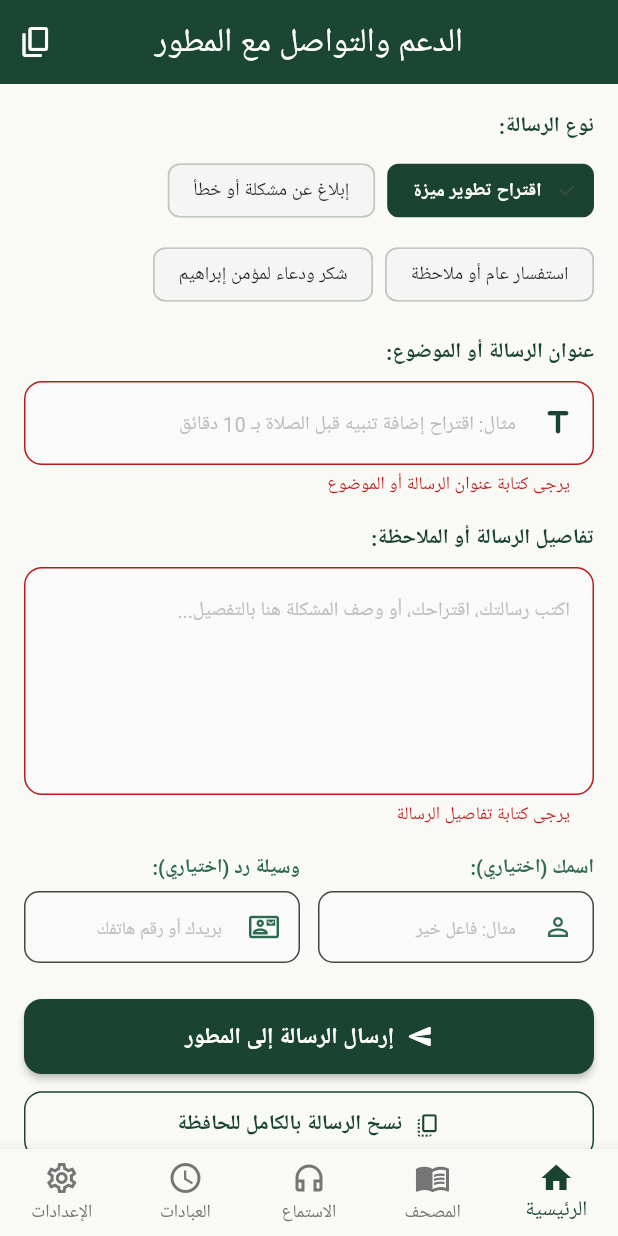
After one commit to ahmdnmrahmednamer-pixel/almomin-., a Flutter app: the ContactSupportScreen screen opened by its route, scrolled down 189 dp, after a tap on "إرسال الرسالة إلى المطور", on a phone screen of 412 x 824 dp. The commit adds this screen. Run offline on Flutter 3.47's test engine with Material 3 defaults, Android fonts, the phone set to English and light mode, and no system bars; our stand-ins replace dio, flutter_local_notifications, flutter_riverpod, geolocator, go_router, just_audio and 5 more; missing offline and left inert: adhan_dart; accounts and stored records are empty; statements that could not run were skipped.

Commit message:
feat(settings): add developer support and contact screen with email dispatch and fallback (FR-SUP-001)

```diff
--- a/app/lib/app/router.dart
+++ b/app/lib/app/router.dart
@@ -24,6 +24,7 @@ import '../features/hadith/hadith_library_screen.dart';
 import '../features/hadith/hadith_detail_screen.dart';
 import '../features/topics/quran_topics_screen.dart';
 import '../features/topics/topic_detail_screen.dart';
+import '../features/settings/contact_support_screen.dart';
 import '../core/models/quran_topic.dart';
 
 final GlobalKey<NavigatorState> _rootNavigatorKey = GlobalKey<NavigatorState>();
@@ -176,6 +177,10 @@ final GoRouter appRouter = GoRouter(
             return PageModeMushafScreen(initialPage: page);
           },
         ),
+        GoRoute(
+          path: '/support',
+          builder: (context, state) => const ContactSupportScreen(),
+        ),
       ],
     ),
   ],
--- /dev/null
+++ b/app/lib/core/services/support_service.dart
@@ -0,0 +1,130 @@
+import 'dart:io';
+import 'package:flutter/services.dart';
+import 'package:url_launcher/url_launcher.dart';
+
+enum SupportCategory {
+  suggestion('اقتراح تطوير ميزة'),
+  bugReport('إبلاغ عن مشكلة أو خطأ'),
+  inquiry('استفسار عام أو ملاحظة'),
+  appreciation('شكر ودعاء لمؤمن إبراهيم');
+
+  final String titleAr;
+  const SupportCategory(this.titleAr);
+}
+
+class SupportService {
+  static const String developerEmail = 'ahmdnmrahmednamer@gmail.com';
+  static const String appVersion = '1.2.0';
+  static const String appBuild = '12';
+
+  /// URL launcher delegate for testability
+  static Future<bool> Function(Uri uri, {LaunchMode mode}) urlLauncher =
+      (Uri uri, {LaunchMode mode = LaunchMode.externalApplication}) =>
+          launchUrl(uri, mode: mode);
+
+  /// Builds a formatted email subject
+  static String buildEmailSubject({
+    required String subject,
+    required SupportCategory category,
+  }) {
+    final cleanSubject = subject.trim();
+    return '[تطبيق المؤمن - ${category.titleAr}] $cleanSubject';
+  }
+
+  /// Builds a rich, structured email body including dedication and diagnostics
+  static String buildEmailBody({
+    required String content,
+    required SupportCategory category,
+    String? senderName,
+    String? senderContact,
+  }) {
+    final buffer = StringBuffer();
+    buffer.writeln('السلام عليكم ورحمة الله وبركاته،');
+    buffer.writeln();
+    buffer.writeln(content.trim());
+    buffer.writeln();
+    buffer.writeln('--------------------------------------------------');
+    buffer.writeln('📋 بيانات الرسالة والدعم الفني:');
+    buffer.writeln('• التصنيف: ${category.titleAr}');
+    if (senderName != null && senderName.trim().isNotEmpty) {
+      buffer.writeln('• اسم الراسل: ${senderName.trim()}');
+    }
+    if (senderContact != null && senderContact.trim().isNotEmpty) {
+      buffer.writeln('• وسيلة التواصل: ${senderContact.trim()}');
+    }
+    buffer.writeln('• إصدار تطبيق المؤمن: v$appVersion (Build $appBuild)');
+    try {
+      buffer.writeln('• نظام التشغيل: ${Platform.operatingSystem} ${Platform.operatingSystemVersion}');
+    } catch (_) {
+      buffer.writeln('• نظام التشغيل: Android / Mobile Platform');
+    }
+    buffer.writeln('• تاريخ الإرسال: ${DateTime.now().toString().split('.').first}');
+    buffer.writeln('--------------------------------------------------');
+    buffer.writeln('صَدَقَةٌ جَارِيَةٌ عَنْ رُوحِ المَرْحُومِ: مُؤْمِن إِبْرَاهِيم (رَحِمَهُ اللَّهُ)');
+    buffer.writeln('اللهم اغفر له وارحمه واجعل القرآن له نوراً وأنيساً 🤲');
+
+    return buffer.toString();
+  }
+
+  /// Encodes query parameters safely for mailto RFC
+  static String? encodeQueryParameters(Map<String, String> params) {
+    return params.entries
+        .map((MapEntry<String, String> e) =>
+            '${Uri.encodeComponent(e.key)}=${Uri.encodeComponent(e.value)}')
+        .join('&');
+  }
+
+  /// Constructs the mailto Uri
+  static Uri createMailtoUri({
+    required String subject,
+    required String body,
+    String recipient = developerEmail,
+  }) {
+    return Uri(
+      scheme: 'mailto',
+      path: recipient,
+      query: encodeQueryParameters(<String, String>{
+        'subject': subject,
+        'body': body,
+      }),
+    );
+  }
+
+  /// Launches the user's default email client
+  static Future<bool> sendSupportEmail({
+    required String subject,
+    required String content,
+    required SupportCategory category,
+    String? senderName,
+    String? senderContact,
+  }) async {
+    final formattedSubject = buildEmailSubject(
+      subject: subject,
+      category: category,
+    );
+
+    final formattedBody = buildEmailBody(
+      content: content,
+      category: category,
+      senderName: senderName,
+      senderContact: senderContact,
+    );
+
+    final uri = createMailtoUri(
+      subject: formattedSubject,
+      body: formattedBody,
+      recipient: developerEmail,
+    );
+
+    try {
+      return await urlLauncher(uri, mode: LaunchMode.externalApplication);
+    } catch (_) {
+      return false;
+    }
+  }
+
+  /// Copies support email or full text to clipboard
+  static Future<void> copyToClipboard(String text) async {
+    await Clipboard.setData(ClipboardData(text: text));
+  }
+}
--- /dev/null
+++ b/app/lib/features/settings/contact_support_screen.dart
@@ -0,0 +1,495 @@
+import 'package:flutter/material.dart';
+import '../../core/theme/app_theme.dart';
+import '../../core/services/support_service.dart';
+
+class ContactSupportScreen extends StatefulWidget {
+  const ContactSupportScreen({super.key});
+
+  @override
+  State<ContactSupportScreen> createState() => _ContactSupportScreenState();
+}
+
+class _ContactSupportScreenState extends State<ContactSupportScreen> {
+  final _formKey = GlobalKey<FormState>();
+  final _subjectController = TextEditingController();
+  final _messageController = TextEditingController();
+  final _senderNameController = TextEditingController();
+  final _senderContactController = TextEditingController();
+
+  SupportCategory _selectedCategory = SupportCategory.suggestion;
+  bool _isSending = false;
+
+  @override
+  void dispose() {
+    _subjectController.dispose();
+    _messageController.dispose();
+    _senderNameController.dispose();
+    _senderContactController.dispose();
+    super.dispose();
+  }
+
+  Future<void> _handleSend() async {
+    if (!_formKey.currentState!.validate()) return;
+
+    setState(() => _isSending = true);
+
+    final success = await SupportService.sendSupportEmail(
+      subject: _subjectController.text,
+      content: _messageController.text,
+      category: _selectedCategory,
+      senderName: _senderNameController.text,
+      senderContact: _senderContactController.text,
+    );
+
+    setState(() => _isSending = false);
+
+    if (!mounted) return;
+
+    if (success) {
+      ScaffoldMessenger.of(context).showSnackBar(
+        const SnackBar(
+          content: Text('جاري فتح تطبيق البريد الإلكتروني لإرسال رسالتك... جزاكم الله خيراً 🤲'),
+          backgroundColor: AppColors.primaryGreen,
+        ),
+      );
+    } else {
+      _showFallbackDialog();
+    }
+  }
+
+  void _copyEmailAddress() {
+    SupportService.copyToClipboard(SupportService.developerEmail);
+    ScaffoldMessenger.of(context).showSnackBar(
+      const SnackBar(
+        content: Text('تم نسخ البريد الإلكتروني للمطور إلى الحافظة: ${SupportService.developerEmail}'),
+        backgroundColor: AppColors.primaryGreen,
+        duration: Duration(seconds: 3),
+      ),
+    );
+  }
+
+  void _copyFullMessage() {
+    if (!_formKey.currentState!.validate()) return;
+
+    final fullText = SupportService.buildEmailBody(
+      content: _messageController.text,
+      category: _selectedCategory,
+      senderName: _senderNameController.text,
+      senderContact: _senderContactController.text,
+    );
+
+    SupportService.copyToClipboard(
+      'إلى: ${SupportService.developerEmail}\n'
+      'الموضوع: ${SupportService.buildEmailSubject(subject: _subjectController.text, category: _selectedCategory)}\n\n'
+      '$fullText',
+    );
+
+    ScaffoldMessenger.of(context).showSnackBar(
+      const SnackBar(
+        content: Text('تم نسخ الرسالة بالكامل وعنوان البريد إلى الحافظة بنجاح'),
+        backgroundColor: AppColors.primaryGreen,
+      ),
+    );
+  }
+
+  void _showFallbackDialog() {
+    showDialog(
+      context: context,
+      builder: (ctx) => Directionality(
+        textDirection: TextDirection.rtl,
+        child: AlertDialog(
+          shape: RoundedRectangleBorder(borderRadius: BorderRadius.circular(20)),
+          title: const Row(
+            children: [
+              Icon(Icons.info_outline, color: AppColors.accentGold, size: 26),
+              SizedBox(width: 8),
+              Expanded(
+                child: Text('فتح تطبيق البريد', style: TextStyle(fontSize: 18, fontWeight: FontWeight.bold)),
+              ),
+            ],
+          ),
+          content: Column(
+            mainAxisSize: MainAxisSize.min,
+            crossAxisAlignment: CrossAxisAlignment.start,
+            children: [
+              const Text(
+                'تعذر فتح تطبيق البريد الإلكتروني تلقائياً على جهازك. يمكنك نسخ عنوان البريد ومحتوى الرسالة لإرسالها يدوياً عبر أي برنامج بريد تفضله:',
+                style: TextStyle(height: 1.5),
+              ),
+              const SizedBox(height: 12),
+              Container(
+                padding: const EdgeInsets.all(10),
+                decoration: BoxDecoration(
+                  color: AppColors.primaryGreen.withOpacity(0.06),
+                  borderRadius: BorderRadius.circular(10),
+                  border: Border.all(color: AppColors.primaryGreen.withOpacity(0.2)),
+                ),
+                child: SelectableText(
+                  SupportService.developerEmail,
+                  style: const TextStyle(fontWeight: FontWeight.bold, color: AppColors.primaryGreen),
+                ),
+              ),
+            ],
+          ),
+          actions: [
+            TextButton(
+              onPressed: () {
+                Navigator.pop(ctx);
+                _copyFullMessage();
+              },
+              child: const Text('نسخ الرسالة بالكامل', style: TextStyle(fontWeight: FontWeight.bold, color: AppColors.accentGold)),
+            ),
+            ElevatedButton(
+              onPressed: () {
+                Navigator.pop(ctx);
+                _copyEmailAddress();
+              },
+              style: ElevatedButton.styleFrom(
+                backgroundColor: AppColors.primaryGreen,
+                foregroundColor: Colors.white,
+                shape: RoundedRectangleBorder(borderRadius: BorderRadius.circular(10)),
+              ),
+              child: const Text('نسخ البريد فقط'),
+            ),
+          ],
+        ),
+      ),
+    );
+  }
+
+  @override
+  Widget build(BuildContext context) {
+    return Directionality(
+      textDirection: TextDirection.rtl,
+      child: Scaffold(
+        appBar: AppBar(
+          title: const Text('الدعم والتواصل مع المطور'),
+          actions: [
+            IconButton(
+              icon: const Icon(Icons.copy_rounded),
+              tooltip: 'نسخ بريد المطور',
+              onPressed: _copyEmailAddress,
+            ),
+          ],
+        ),
+        body: SingleChildScrollView(
+          padding: const EdgeInsets.symmetric(horizontal: 16, vertical: 14),
+          child: Form(
+            key: _formKey,
+            child: Column(
+              crossAxisAlignment: CrossAxisAlignment.stretch,
+              children: [
+                // Dedication & Welcome Card
+                Container(
+                  padding: const EdgeInsets.all(14),
+                  decoration: BoxDecoration(
+                    gradient: LinearGradient(
+                      colors: [
+                        AppColors.accentGold.withOpacity(0.18),
+                        AppColors.primaryGreen.withOpacity(0.08),
+                      ],
+                      begin: Alignment.topRight,
+                      end: Alignment.bottomLeft,
+                    ),
+                    borderRadius: BorderRadius.circular(16),
+                    border: Border.all(color: AppColors.accentGold.withOpacity(0.4)),
+                  ),
+                  child: Column(
+                    children: [
+                      const Row(
+                        children: [
+                          Icon(Icons.volunteer_activism_rounded, color: AppColors.primaryGreen, size: 24),
+                          SizedBox(width: 8),
+                          Expanded(
+                            child: Text(
+                              'صَدَقَةٌ جَارِيَةٌ عَنْ رُوحِ: مُؤْمِن إِبْرَاهِيم (رَحِمَهُ اللَّهُ)',
+                              style: TextStyle(
+                                fontWeight: FontWeight.bold,
+                                color: AppColors.primaryGreen,
+                                fontSize: 13.5,
+                              ),
+                            ),
+                          ),
+                        ],
+                      ),
+                      const SizedBox(height: 8),
+                      Text(
+                        'تطبيق المؤمن مجاني تماماً وبدون أي إعلانات. يسعدنا ويشرفنا استقبال مقترحاتكم، ملاحظاتكم، أو الإبلاغ عن أي خطأ لتحسين التطبيق وخدمة المسلمين.',
+                        style: TextStyle(
+                          fontSize: 12.5,
+                          height: 1.5,
+                          color: Colors.grey.shade800,
+                        ),
+                      ),
+                      const Divider(height: 18),
+                      InkWell(
+                        onTap: _copyEmailAddress,
+                        borderRadius: BorderRadius.circular(10),
+                        child: Container(
+                          padding: const EdgeInsets.symmetric(horizontal: 12, vertical: 8),
+                          decoration: BoxDecoration(
+                            color: Colors.white,
+                            borderRadius: BorderRadius.circular(10),
+                            border: Border.all(color: AppColors.primaryGreen.withOpacity(0.25)),
+                          ),
+                          child: const Row(
+                            mainAxisAlignment: MainAxisAlignment.spaceBetween,
+                            children: [
+                              Row(
+                                children: [
+                                  Icon(Icons.email_outlined, color: AppColors.primaryGreen, size: 20),
+                                  SizedBox(width: 8),
+                                  Text(
+                                    SupportService.developerEmail,
+                                    style: TextStyle(
+                                      fontWeight: FontWeight.bold,
+                                      fontSize: 13,
+                                      color: AppColors.primaryGreen,
+                                    ),
+                                  ),
+                                ],
+                              ),
+                              Row(
+                                children: [
+                                  Text(
+                                    'نسخ',
+                                    style: TextStyle(
+                                      color: AppColors.accentGold,
+                                      fontWeight: FontWeight.bold,
+                                      fontSize: 12,
+                                    ),
+                                  ),
+                                  SizedBox(width: 4),
+                                  Icon(Icons.copy_rounded, size: 14, color: AppColors.accentGold),
+                                ],
+                              ),
+                            ],
+                          ),
+                        ),
+                      ),
+                    ],
+                  ),
+                ),
+
+                const SizedBox(height: 18),
+
+                // Category Selection
+                const Text(
+                  'نوع الرسالة:',
+                  style: TextStyle(fontWeight: FontWeight.bold, fontSize: 14, color: AppColors.primaryGreen),
+                ),
+                const SizedBox(height: 8),
+                Wrap(
+                  spacing: 8,
+                  runSpacing: 8,
+                  children: SupportCategory.values.map((cat) {
+                    final isSelected = _selectedCategory == cat;
+                    return ChoiceChip(
+                      label: Text(cat.titleAr),
+                      selected: isSelected,
+                      selectedColor: AppColors.primaryGreen,
+                      backgroundColor: Colors.grey.shade100,
+                      labelStyle: TextStyle(
+                        color: isSelected ? Colors.white : Colors.black87,
+                        fontWeight: isSelected ? FontWeight.bold : FontWeight.normal,
+                        fontSize: 12.5,
+                      ),
+                      onSelected: (val) {
+                        if (val) setState(() => _selectedCategory = cat);
+                      },
+                    );
+                  }).toList(),
+                ),
+
+                const SizedBox(height: 18),
+
+                // Subject Field
+                const Text(
+                  'عنوان الرسالة أو الموضوع:',
+                  style: TextStyle(fontWeight: FontWeight.bold, fontSize: 14, color: AppColors.primaryGreen),
+                ),
+                const SizedBox(height: 8),
+                TextFormField(
+                  controller: _subjectController,
+                  textDirection: TextDirection.rtl,
+                  decoration: InputDecoration(
+                    hintText: 'مثال: اقتراح إضافة تنبيه قبل الصلاة بـ 10 دقائق',
+                    hintStyle: TextStyle(color: Colors.grey.shade400, fontSize: 13),
+                    prefixIcon: const Icon(Icons.title_rounded, color: AppColors.primaryGreen),
+                    filled: true,
+                    fillColor: Colors.grey.shade50,
+                    border: OutlineInputBorder(
+                      borderRadius: BorderRadius.circular(12),
+                      borderSide: BorderSide(color: Colors.grey.shade300),
+                    ),
+                    focusedBorder: OutlineInputBorder(
+                      borderRadius: BorderRadius.circular(12),
+                      borderSide: const BorderSide(color: AppColors.primaryGreen, width: 2),
+                    ),
+                  ),
+                  validator: (val) {
+                    if (val == null || val.trim().isEmpty) {
+                      return 'يرجى كتابة عنوان الرسالة أو الموضوع';
+                    }
+                    if (val.trim().length < 3) {
+                      return 'عنوان الرسالة يجب أن يكون 3 أحرف على الأقل';
+                    }
+                    return null;
+                  },
+                ),
+
+                const SizedBox(height: 18),
+
+                // Message Body Field
+                const Text(
+                  'تفاصيل الرسالة أو الملاحظة:',
+                  style: TextStyle(fontWeight: FontWeight.bold, fontSize: 14, color: AppColors.primaryGreen),
+                ),
+                const SizedBox(height: 8),
+                TextFormField(
+                  controller: _messageController,
+                  textDirection: TextDirection.rtl,
+                  minLines: 5,
+                  maxLines: 10,
+                  decoration: InputDecoration(
+                    hintText: 'اكتب رسالتك، اقتراحك، أو وصف المشكلة هنا بالتفصيل...',
+                    hintStyle: TextStyle(color: Colors.grey.shade400, fontSize: 13),
+                    alignLabelWithHint: true,
+                    filled: true,
+                    fillColor: Colors.grey.shade50,
+                    border: OutlineInputBorder(
+                      borderRadius: BorderRadius.circular(12),
+                      borderSide: BorderSide(color: Colors.grey.shade300),
+                    ),
+                    focusedBorder: OutlineInputBorder(
+                      borderRadius: BorderRadius.circular(12),
+                      borderSide: const BorderSide(color: AppColors.primaryGreen, width: 2),
+                    ),
+                  ),
+                  validator: (val) {
+                    if (val == null || val.trim().isEmpty) {
+                      return 'يرجى كتابة تفاصيل الرسالة';
+                    }
+                    if (val.trim().length < 5) {
+                      return 'تفاصيل الرسالة قصيرة جداً (5 أحرف على الأقل)';
+                    }
+                    return null;
+                  },
+                ),
+
+                const SizedBox(height: 18),
+
+                // Optional Sender Name / Contact
+                Row(
+                  children: [
+                    Expanded(
+                      child: Column(
+                        crossAxisAlignment: CrossAxisAlignment.start,
+                        children: [
+                          const Text(
+                            'اسمك (اختياري):',
+                            style: TextStyle(fontWeight: FontWeight.bold, fontSize: 13, color: AppColors.secondaryGreen),
+                          ),
+                          const SizedBox(height: 6),
+                          TextFormField(
+                            controller: _senderNameController,
+                            textDirection: TextDirection.rtl,
+                            decoration: InputDecoration(
+                              hintText: 'مثال: فاعل خير',
+                              hintStyle: TextStyle(color: Colors.grey.shade400, fontSize: 12),
+                              prefixIcon: const Icon(Icons.person_outline, size: 20, color: AppColors.secondaryGreen),
+                              filled: true,
+                              fillColor: Colors.grey.shade50,
+                              contentPadding: const EdgeInsets.symmetric(horizontal: 10, vertical: 12),
+                              border: OutlineInputBorder(
+                                borderRadius: BorderRadius.circular(10),
+                                borderSide: BorderSide(color: Colors.grey.shade300),
+                              ),
+                            ),
+                          ),
+                        ],
+                      ),
+                    ),
+                    const SizedBox(width: 12),
+                    Expanded(
+                      child: Column(
+                        crossAxisAlignment: CrossAxisAlignment.start,
+                        children: [
+                          const Text(
+                            'وسيلة رد (اختياري):',
+                            style: TextStyle(fontWeight: FontWeight.bold, fontSize: 13, color: AppColors.secondaryGreen),
+                          ),
+                          const SizedBox(height: 6),
+                          TextFormField(
+                            controller: _senderContactController,
+                            textDirection: TextDirection.ltr,
+                            textAlign: TextAlign.right,
+                            decoration: InputDecoration(
+                              hintText: 'بريدك أو رقم هاتفك',
+                              hintStyle: TextStyle(color: Colors.grey.shade400, fontSize: 12),
+                              prefixIcon: const Icon(Icons.contact_mail_outlined, size: 20, color: AppColors.secondaryGreen),
+                              filled: true,
+                              fillColor: Colors.grey.shade50,
+                              contentPadding: const EdgeInsets.symmetric(horizontal: 10, vertical: 12),
+                              border: OutlineInputBorder(
+                                borderRadius: BorderRadius.circular(10),
+                                borderSide: BorderSide(color: Colors.grey.shade300),
+                              ),
+                            ),
+                          ),
+                        ],
+                      ),
+                    ),
+                  ],
+                ),
+
+                const SizedBox(height: 24),
+
+                // Send Button
+                ElevatedButton.icon(
+                  onPressed: _isSending ? null : _handleSend,
+                  icon: _isSending
+                      ? const SizedBox(
+                          width: 20,
+                          height: 20,
+                          child: CircularProgressIndicator(color: Colors.white, strokeWidth: 2),
+                        )
+                      : const Icon(Icons.send_rounded, color: Colors.white),
+                  label: Text(
+                    _isSending ? 'جاري تجهيز الرسالة...' : 'إرسال الرسالة إلى المطور',
+                    style: const TextStyle(fontWeight: FontWeight.bold, fontSize: 15, color: Colors.white),
+                  ),
+                  style: ElevatedButton.styleFrom(
+                    backgroundColor: AppColors.primaryGreen,
+                    padding: const EdgeInsets.symmetric(vertical: 14),
+                    shape: RoundedRectangleBorder(borderRadius: BorderRadius.circular(12)),
+                    elevation: 2,
+                  ),
+                ),
+
+                const SizedBox(height: 10),
+
+                // Copy Message Option
+                OutlinedButton.icon(
+                  onPressed: _copyFullMessage,
+                  icon: const Icon(Icons.copy_all_rounded, color: AppColors.primaryGreen),
+                  label: const Text(
+                    'نسخ الرسالة بالكامل للحافظة',
+                    style: TextStyle(fontWeight: FontWeight.bold, color: AppColors.primaryGreen),
+                  ),
+                  style: OutlinedButton.styleFrom(
+                    padding: const EdgeInsets.symmetric(vertical: 12),
+                    side: const BorderSide(color: AppColors.primaryGreen),
+                    shape: RoundedRectangleBorder(borderRadius: BorderRadius.circular(12)),
+                  ),
+                ),
+
+                const SizedBox(height: 20),
+              ],
+            ),
+          ),
+        ),
+      ),
+    );
+  }
+}
--- a/app/pubspec.yaml
+++ b/app/pubspec.yaml
@@ -51,6 +51,7 @@ dependencies:
 
   # Utilities
   share_plus: 10.1.4
+  url_launcher: ^6.3.0
 
 dev_dependencies:
   flutter_test:
```
Also changed, not shown: app/lib/features/settings/settings_screen.dart (+14 -0 lines), app/pubspec.lock, 2 other files.
